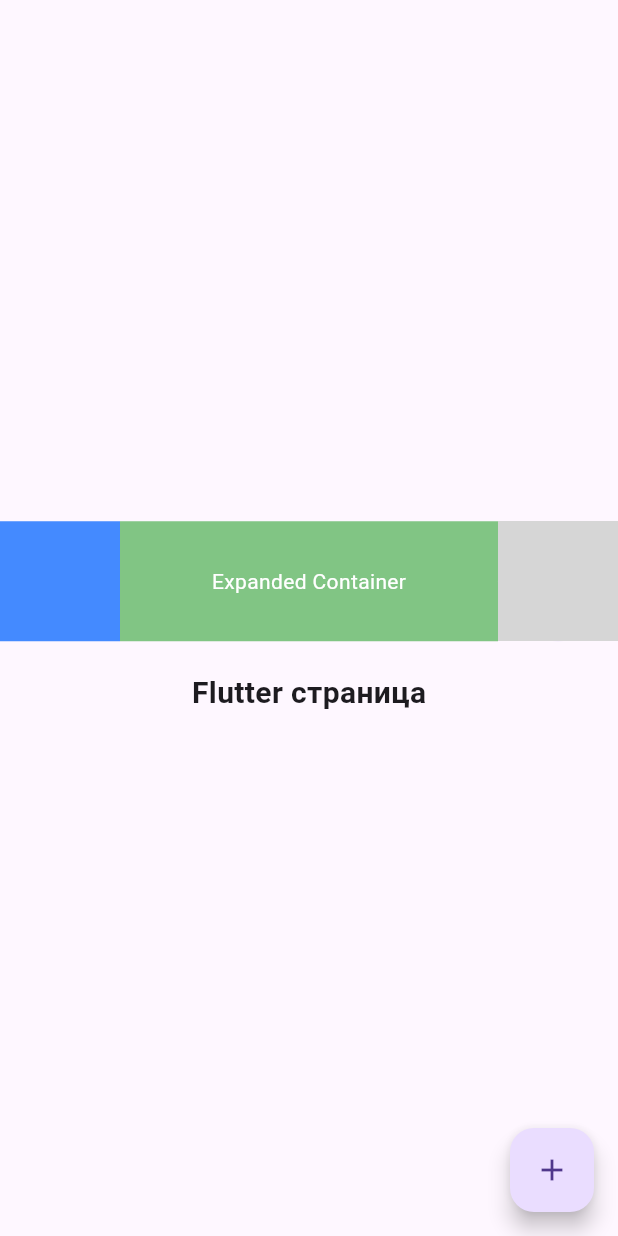
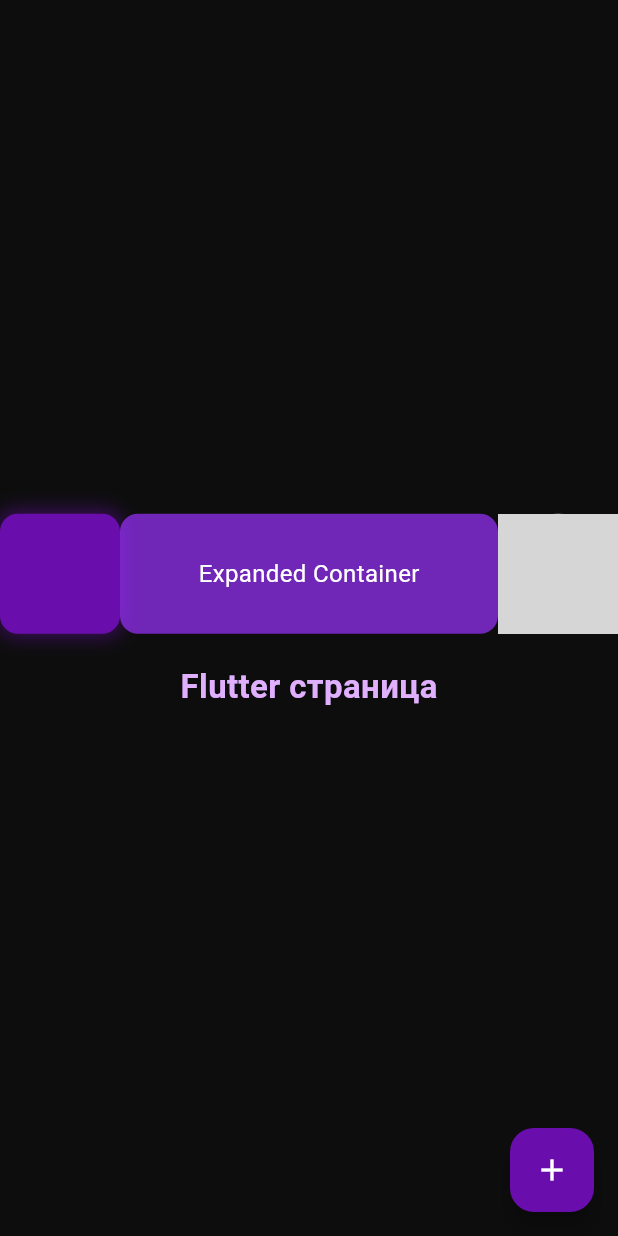
Before and after one commit to Cucumberi135/mob_razrabotka_flutter, a Flutter app: the screen it shows after launch, on a phone screen of 412 x 824 dp. Run offline on Flutter 3.47's test engine with Material 3 defaults, Android fonts, the phone set to English and light mode, and no system bars; network calls fail; grey boxes are pictures that could not be loaded.

Commit message:
new desighn

```diff
--- a/flutter_application_1/lib/main.dart
+++ b/flutter_application_1/lib/main.dart
@@ -19,23 +19,42 @@ class ExamplePage extends StatelessWidget {
   @override
   Widget build(BuildContext context) {
     return Scaffold(
+      backgroundColor: const Color(0xFF0D0D0D), // 🔹 Глубокий чёрный фон
       body: Center(
         child: Column(
           mainAxisAlignment: MainAxisAlignment.center,
           children: [
+            // 🔹 Row с фиолетовым акцентом
             Row(
               mainAxisAlignment: MainAxisAlignment.spaceEvenly,
               children: [
-                Container(width: 80, height: 80, color: Colors.blueAccent),
+                Container(
+                  width: 80,
+                  height: 80,
+                  decoration: BoxDecoration(
+                    color: const Color(0xFF6A0DAD), // фиолетовый
+                    borderRadius: BorderRadius.circular(12),
+                    boxShadow: [
+                      BoxShadow(
+                        color: const Color(0xFF6A0DAD).withValues(alpha: 0.5),
+                        blurRadius: 10,
+                        spreadRadius: 2,
+                      ),
+                    ],
+                  ),
+                ),
 
                 Expanded(
                   child: Container(
                     height: 80,
-                    color: Colors.green.withValues(alpha: 0.7),
+                    decoration: BoxDecoration(
+                      color: const Color(0xFF9B30FF).withValues(alpha: 0.7),
+                      borderRadius: BorderRadius.circular(12),
+                    ),
                     child: const Center(
                       child: Text(
                         'Expanded Container',
-                        style: TextStyle(color: Colors.white),
+                        style: TextStyle(color: Colors.white, fontSize: 16),
                       ),
                     ),
                   ),
@@ -49,26 +68,35 @@ class ExamplePage extends StatelessWidget {
                 ),
               ],
             ),
+
             const SizedBox(height: 20),
 
             const Column(
               children: [
                 Text(
                   'Flutter страница',
-                  style: TextStyle(fontSize: 20, fontWeight: FontWeight.bold),
+                  style: TextStyle(
+                    fontSize: 22,
+                    fontWeight: FontWeight.bold,
+                    color: Color(0xFFE0B0FF), // светло-фиолетовый текст
+                  ),
                 ),
+                SizedBox(height: 8),
+
               ],
             ),
           ],
         ),
       ),
 
+      // 🔹 FloatingActionButton в фиолетовых тонах
       floatingActionButton: FloatingActionButton(
+        backgroundColor: const Color(0xFF6A0DAD),
         onPressed: () {
+
           print('работает');
         },
-
-        child: const Icon(Icons.add),
+        child: const Icon(Icons.add, color: Colors.white),
       ),
     );
   }
```
